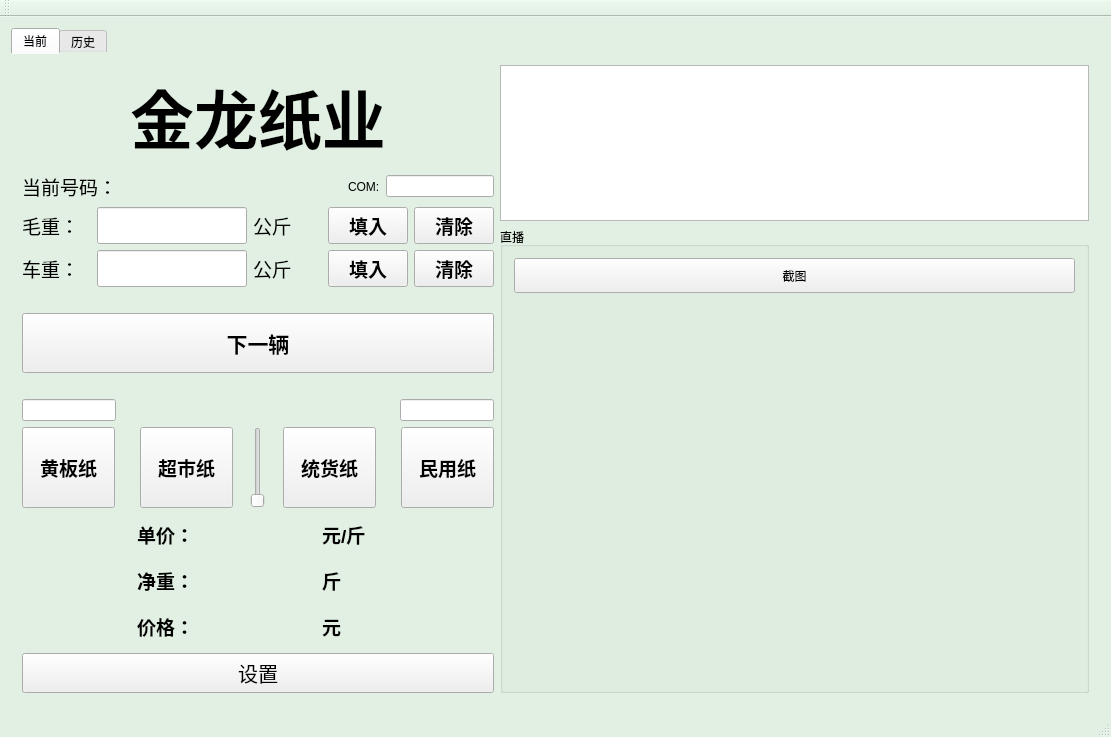
The window that wasterecycle.ui (ljhuan/WasteRecycle) describes before a commit, drawn with Qt 5.
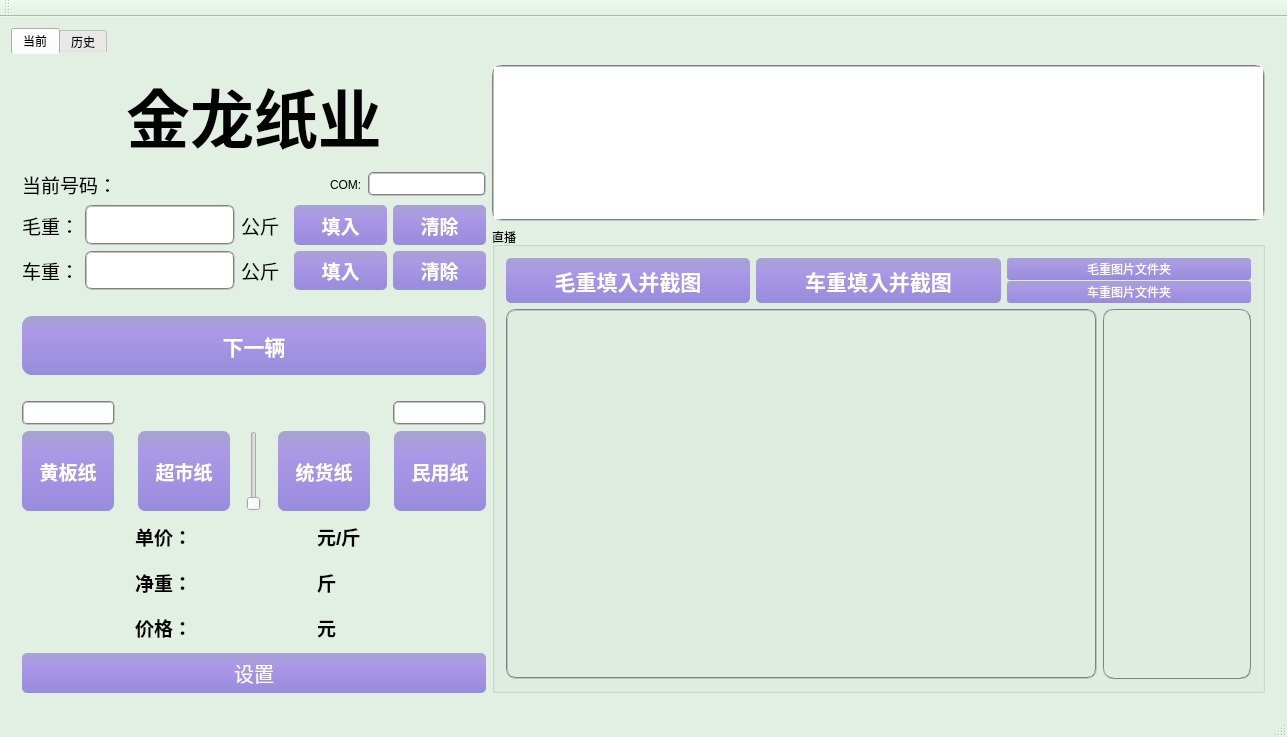
The same window after the commit.

Patch:
```diff
--- a/wasterecycle.ui
+++ b/wasterecycle.ui
@@ -9,7 +9,7 @@
    <rect>
     <x>0</x>
     <y>0</y>
-    <width>1111</width>
+    <width>1287</width>
     <height>737</height>
    </rect>
   </property>
@@ -103,7 +103,7 @@
        <attribute name="title">
         <string>当前</string>
        </attribute>
-       <layout class="QHBoxLayout" name="horizontalLayout_13" stretch="4,5">
+       <layout class="QHBoxLayout" name="horizontalLayout_13" stretch="3,5">
         <item>
          <layout class="QVBoxLayout" name="verticalLayout" stretch="5,2,2,2,1,3,1,2,4,2,2,2,2">
           <item>
@@ -176,12 +176,16 @@
              </widget>
             </item>
             <item>
-             <widget class="QLineEdit" name="le_com"/>
+             <widget class="QLineEdit" name="le_com">
+              <property name="styleSheet">
+               <string notr="true">border:2px groove gray;border-radius:5px;padding:2px 4px;</string>
+              </property>
+             </widget>
             </item>
            </layout>
           </item>
           <item>
-           <layout class="QHBoxLayout" name="horizontalLayout_4" stretch="1,3,1,0,1">
+           <layout class="QHBoxLayout" name="horizontalLayout_4" stretch="1,4,1,2,2">
             <item>
              <widget class="QLabel" name="label">
               <property name="sizePolicy">
@@ -232,6 +236,9 @@
                 <pointsize>14</pointsize>
                </font>
               </property>
+              <property name="styleSheet">
+               <string notr="true">border:2px groove gray;border-radius:7px;padding:2px 4px;</string>
+              </property>
               <property name="text">
                <string/>
               </property>
@@ -270,6 +277,18 @@
             </item>
             <item>
              <widget class="QPushButton" name="btn_rWrite">
+              <property name="sizePolicy">
+               <sizepolicy hsizetype="Minimum" vsizetype="Maximum">
+                <horstretch>0</horstretch>
+                <verstretch>0</verstretch>
+               </sizepolicy>
+              </property>
+              <property name="maximumSize">
+               <size>
+                <width>16777215</width>
+                <height>40</height>
+               </size>
+              </property>
               <property name="font">
                <font>
                 <family>Arial</family>
@@ -278,6 +297,29 @@
                 <bold>true</bold>
                </font>
               </property>
+              <property name="styleSheet">
+               <string notr="true">QPushButton{color: rgb(255, 255, 255);
+			background: qlineargradient(x1:0, y1:0, x2:0, y2:1, stop:0 rgb(166,164,208),stop:0.3 rgb(171,152,230), stop:1 rgb(152,140,220));
+            border:1px;
+            border-radius:5px;
+            padding:2px 4px;
+}
+QPushButton:hover{
+            color: rgb(255, 255, 255); 
+            background: qlineargradient(x1:0, y1:0, x2:0, y2:1, stop:0 rgb(130,120,226), stop:0.3 rgb(120,130,230), stop:1 rgb(125,140,226));
+            border:1px;
+            border-radius:5px;
+            padding:2px 4px;
+        }
+        QPushButton:pressed{
+            color: rgb(255, 255, 255);
+            background: qlineargradient(x1:0, y1:0, x2:0, y2:1, stop:0 rgb(240,156,121), stop:0.3 rgb(220,160,140), stop:1 rgb(230,140,120));
+            border:1px;
+            border-radius:5px;
+            padding:2px 4px;
+        }
+</string>
+              </property>
               <property name="text">
                <string>填入</string>
               </property>
@@ -285,6 +327,18 @@
             </item>
             <item>
              <widget class="QPushButton" name="btn_rClear">
+              <property name="sizePolicy">
+               <sizepolicy hsizetype="Minimum" vsizetype="Maximum">
+                <horstretch>0</horstretch>
+                <verstretch>0</verstretch>
+               </sizepolicy>
+              </property>
+              <property name="maximumSize">
+               <size>
+                <width>16777215</width>
+                <height>40</height>
+               </size>
+              </property>
               <property name="font">
                <font>
                 <family>Arial</family>
@@ -297,7 +351,29 @@
                <enum>Qt::ClickFocus</enum>
               </property>
               <property name="styleSheet">
-               <string notr="true"/>
+               <string notr="true">QPushButton{color: rgb(255, 255, 255);
+			background: qlineargradient(x1:0, y1:0, x2:0, y2:1, stop:0 rgb(166,164,208),stop:0.3 rgb(171,152,230), stop:1 rgb(152,140,220));
+            border:1px;
+            border-radius:5px;
+            padding:2px 4px;
+			width:67px;
+			heigt:34px;
+}
+QPushButton:hover{
+            color: rgb(255, 255, 255); 
+            background: qlineargradient(x1:0, y1:0, x2:0, y2:1, stop:0 rgb(130,120,226), stop:0.3 rgb(120,130,230), stop:1 rgb(125,140,226));
+            border:1px;
+            border-radius:5px;
+            padding:2px 4px; 
+        }
+        QPushButton:pressed{
+            color: rgb(255, 255, 255);
+            background: qlineargradient(x1:0, y1:0, x2:0, y2:1, stop:0 rgb(240,156,121), stop:0.3 rgb(220,160,140), stop:1 rgb(230,140,120));
+            border:1px;
+            border-radius:5px;
+            padding:2px 4px;
+        }
+</string>
               </property>
               <property name="text">
                <string>清除</string>
@@ -307,7 +383,7 @@
            </layout>
           </item>
           <item>
-           <layout class="QHBoxLayout" name="horizontalLayout_5" stretch="1,3,1,0,1">
+           <layout class="QHBoxLayout" name="horizontalLayout_5" stretch="1,4,1,2,2">
             <item>
              <widget class="QLabel" name="label_2">
               <property name="sizePolicy">
@@ -361,6 +437,9 @@
                 <pointsize>14</pointsize>
                </font>
               </property>
+              <property name="styleSheet">
+               <string notr="true">border:2px groove gray;border-radius:7px;padding:2px 4px;</string>
+              </property>
               <property name="text">
                <string/>
               </property>
@@ -396,6 +475,18 @@
             </item>
             <item>
              <widget class="QPushButton" name="btn_vWrite">
+              <property name="sizePolicy">
+               <sizepolicy hsizetype="Minimum" vsizetype="Maximum">
+                <horstretch>0</horstretch>
+                <verstretch>0</verstretch>
+               </sizepolicy>
+              </property>
+              <property name="maximumSize">
+               <size>
+                <width>16777215</width>
+                <height>40</height>
+               </size>
+              </property>
               <property name="font">
                <font>
                 <family>Arial</family>
@@ -404,6 +495,31 @@
                 <bold>true</bold>
                </font>
               </property>
+              <property name="styleSheet">
+               <string notr="true">QPushButton{color: rgb(255, 255, 255);
+			background: qlineargradient(x1:0, y1:0, x2:0, y2:1, stop:0 rgb(166,164,208),stop:0.3 rgb(171,152,230), stop:1 rgb(152,140,220));
+            border:1px;
+            border-radius:5px;
+            padding:2px 4px;
+			width:67px;
+			heigt:34px;
+}
+QPushButton:hover{
+            color: rgb(255, 255, 255); 
+            background: qlineargradient(x1:0, y1:0, x2:0, y2:1, stop:0 rgb(130,120,226), stop:0.3 rgb(120,130,230), stop:1 rgb(125,140,226));
+            border:1px;
+            border-radius:5px;
+            padding:2px 4px; 
+        }
+        QPushButton:pressed{
+            color: rgb(255, 255, 255);
+            background: qlineargradient(x1:0, y1:0, x2:0, y2:1, stop:0 rgb(240,156,121), stop:0.3 rgb(220,160,140), stop:1 rgb(230,140,120));
+            border:1px;
+            border-radius:5px;
+            padding:2px 4px;
+        }
+</string>
+              </property>
               <property name="text">
                <string>填入</string>
               </property>
@@ -411,6 +527,18 @@
             </item>
             <item>
              <widget class="QPushButton" name="btn_vClear">
+              <property name="sizePolicy">
+               <sizepolicy hsizetype="Minimum" vsizetype="Maximum">
+                <horstretch>0</horstretch>
+                <verstretch>0</verstretch>
+               </sizepolicy>
+              </property>
+              <property name="maximumSize">
+               <size>
+                <width>16777215</width>
+                <height>40</height>
+               </size>
+              </property>
               <property name="font">
                <font>
                 <family>Arial</family>
@@ -423,7 +551,29 @@
                <enum>Qt::ClickFocus</enum>
               </property>
               <property name="styleSheet">
-               <string notr="true"/>
+               <string notr="true">QPushButton{color: rgb(255, 255, 255);
+			background: qlineargradient(x1:0, y1:0, x2:0, y2:1, stop:0 rgb(166,164,208),stop:0.3 rgb(171,152,230), stop:1 rgb(152,140,220));
+            border:1px;
+            border-radius:5px;
+            padding:2px 4px;
+			width:67px;
+			heigt:34px;
+}
+QPushButton:hover{
+            color: rgb(255, 255, 255); 
+            background: qlineargradient(x1:0, y1:0, x2:0, y2:1, stop:0 rgb(130,120,226), stop:0.3 rgb(120,130,230), stop:1 rgb(125,140,226));
+            border:1px;
+            border-radius:5px;
+            padding:2px 4px; 
+        }
+        QPushButton:pressed{
+            color: rgb(255, 255, 255);
+            background: qlineargradient(x1:0, y1:0, x2:0, y2:1, stop:0 rgb(240,156,121), stop:0.3 rgb(220,160,140), stop:1 rgb(230,140,120));
+            border:1px;
+            border-radius:5px;
+            padding:2px 4px;
+        }
+</string>
               </property>
               <property name="text">
                <string>清除</string>
@@ -467,6 +617,29 @@
               <bold>true</bold>
              </font>
             </property>
+            <property name="styleSheet">
+             <string notr="true">QPushButton{color: rgb(255, 255, 255);
+			background: qlineargradient(x1:0, y1:0, x2:0, y2:1, stop:0 rgb(166,164,208),stop:0.3 rgb(171,152,230), stop:1 rgb(152,140,220));
+            border:1px;
+            border-radius:10px;
+            padding:2px 4px;
+}
+QPushButton:hover{
+            color: rgb(255, 255, 255); 
+            background: qlineargradient(x1:0, y1:0, x2:0, y2:1, stop:0 rgb(130,120,226), stop:0.3 rgb(120,130,230), stop:1 rgb(125,140,226));
+            border:1px;
+            border-radius:10px;
+            padding:2px 4px; 
+        }
+        QPushButton:pressed{
+            color: rgb(255, 255, 255);
+            background: qlineargradient(x1:0, y1:0, x2:0, y2:1, stop:0 rgb(240,156,121), stop:0.3 rgb(220,160,140), stop:1 rgb(230,140,120));
+            border:1px;
+            border-radius:10px;
+            padding:2px 4px;
+        }
+</string>
+            </property>
             <property name="text">
              <string>下一辆</string>
             </property>
@@ -498,6 +671,9 @@
               <property name="enabled">
                <bool>true</bool>
               </property>
+              <property name="styleSheet">
+               <string notr="true">border:2px groove gray;border-radius:5px;padding:2px 4px;</string>
+              </property>
               <property name="text">
                <string/>
               </property>
@@ -555,6 +731,9 @@
               <property name="enabled">
                <bool>true</bool>
               </property>
+              <property name="styleSheet">
+               <string notr="true">border:2px groove gray;border-radius:5px;padding:2px 4px;</string>
+              </property>
               <property name="alignment">
                <set>Qt::AlignCenter</set>
               </property>
@@ -581,6 +760,29 @@
                 <bold>true</bold>
                </font>
               </property>
+              <property name="styleSheet">
+               <string notr="true">QPushButton{color: rgb(255, 255, 255);
+			background: qlineargradient(x1:0, y1:0, x2:0, y2:1, stop:0 rgb(166,164,208),stop:0.3 rgb(171,152,230), stop:1 rgb(152,140,220));
+            border:1px;
+            border-radius:7px;
+            padding:2px 4px;
+}
+QPushButton:hover{
+            color: rgb(255, 255, 255); 
+            background: qlineargradient(x1:0, y1:0, x2:0, y2:1, stop:0 rgb(130,120,226), stop:0.3 rgb(120,130,230), stop:1 rgb(125,140,226));
+            border:1px;
+            border-radius:7px;
+            padding:2px 4px; 
+        }
+        QPushButton:pressed{
+            color: rgb(255, 255, 255);
+            background: qlineargradient(x1:0, y1:0, x2:0, y2:1, stop:0 rgb(240,156,121), stop:0.3 rgb(220,160,140), stop:1 rgb(230,140,120));
+            border:1px;
+            border-radius:7px;
+            padding:2px 4px;
+        }
+</string>
+              </property>
               <property name="text">
                <string>黄板纸</string>
               </property>
@@ -616,6 +818,29 @@
                 <bold>true</bold>
                </font>
               </property>
+              <property name="styleSheet">
+               <string notr="true">QPushButton{color: rgb(255, 255, 255);
+			background: qlineargradient(x1:0, y1:0, x2:0, y2:1, stop:0 rgb(166,164,208),stop:0.3 rgb(171,152,230), stop:1 rgb(152,140,220));
+            border:1px;
+            border-radius:7px;
+            padding:2px 4px;
+}
+QPushButton:hover{
+            color: rgb(255, 255, 255); 
+            background: qlineargradient(x1:0, y1:0, x2:0, y2:1, stop:0 rgb(130,120,226), stop:0.3 rgb(120,130,230), stop:1 rgb(125,140,226));
+            border:1px;
+            border-radius:7px;
+            padding:2px 4px; 
+        }
+        QPushButton:pressed{
+            color: rgb(255, 255, 255);
+            background: qlineargradient(x1:0, y1:0, x2:0, y2:1, stop:0 rgb(240,156,121), stop:0.3 rgb(220,160,140), stop:1 rgb(230,140,120));
+            border:1px;
+            border-radius:7px;
+            padding:2px 4px;
+        }
+</string>
+              </property>
               <property name="text">
                <string>超市纸</string>
               </property>
@@ -663,6 +888,29 @@
                 <bold>true</bold>
                </font>
               </property>
+              <property name="styleSheet">
+               <string notr="true">QPushButton{color: rgb(255, 255, 255);
+			background: qlineargradient(x1:0, y1:0, x2:0, y2:1, stop:0 rgb(166,164,208),stop:0.3 rgb(171,152,230), stop:1 rgb(152,140,220));
+            border:1px;
+            border-radius:7px;
+            padding:2px 4px;
+}
+QPushButton:hover{
+            color: rgb(255, 255, 255); 
+            background: qlineargradient(x1:0, y1:0, x2:0, y2:1, stop:0 rgb(130,120,226), stop:0.3 rgb(120,130,230), stop:1 rgb(125,140,226));
+            border:1px;
+            border-radius:7px;
+            padding:2px 4px; 
+        }
+        QPushButton:pressed{
+            color: rgb(255, 255, 255);
+            background: qlineargradient(x1:0, y1:0, x2:0, y2:1, stop:0 rgb(240,156,121), stop:0.3 rgb(220,160,140), stop:1 rgb(230,140,120));
+            border:1px;
+            border-radius:7px;
+            padding:2px 4px;
+        }
+</string>
+              </property>
               <property name="text">
                <string>统货纸</string>
               </property>
@@ -698,6 +946,29 @@
                 <bold>true</bold>
                </font>
               </property>
+              <property name="styleSheet">
+               <string notr="true">QPushButton{color: rgb(255, 255, 255);
+			background: qlineargradient(x1:0, y1:0, x2:0, y2:1, stop:0 rgb(166,164,208),stop:0.3 rgb(171,152,230), stop:1 rgb(152,140,220));
+            border:1px;
+            border-radius:7px;
+            padding:2px 4px;
+}
+QPushButton:hover{
+            color: rgb(255, 255, 255); 
+            background: qlineargradient(x1:0, y1:0, x2:0, y2:1, stop:0 rgb(130,120,226), stop:0.3 rgb(120,130,230), stop:1 rgb(125,140,226));
+            border:1px;
+            border-radius:7px;
+            padding:2px 4px; 
+        }
+        QPushButton:pressed{
+            color: rgb(255, 255, 255);
+            background: qlineargradient(x1:0, y1:0, x2:0, y2:1, stop:0 rgb(240,156,121), stop:0.3 rgb(220,160,140), stop:1 rgb(230,140,120));
+            border:1px;
+            border-radius:7px;
+            padding:2px 4px;
+        }
+</string>
+              </property>
               <property name="text">
                <string>民用纸</string>
               </property>
@@ -953,6 +1224,31 @@
               <pointsize>15</pointsize>
              </font>
             </property>
+            <property name="styleSheet">
+             <string notr="true">QPushButton{color: rgb(255, 255, 255);
+			background: qlineargradient(x1:0, y1:0, x2:0, y2:1, stop:0 rgb(166,164,208),stop:0.3 rgb(171,152,230), stop:1 rgb(152,140,220));
+            border:1px;
+            border-radius:5px;
+            padding:2px 4px;
+			width:67px;
+			heigt:34px;
+}
+QPushButton:hover{
+            color: rgb(255, 255, 255); 
+            background: qlineargradient(x1:0, y1:0, x2:0, y2:1, stop:0 rgb(130,120,226), stop:0.3 rgb(120,130,230), stop:1 rgb(125,140,226));
+            border:1px;
+            border-radius:5px;
+            padding:2px 4px; 
+        }
+        QPushButton:pressed{
+            color: rgb(255, 255, 255);
+            background: qlineargradient(x1:0, y1:0, x2:0, y2:1, stop:0 rgb(240,156,121), stop:0.3 rgb(220,160,140), stop:1 rgb(230,140,120));
+            border:1px;
+            border-radius:5px;
+            padding:2px 4px;
+        }
+</string>
+            </property>
             <property name="text">
              <string>设置</string>
             </property>
@@ -969,31 +1265,207 @@
         <item>
          <layout class="QVBoxLayout" name="verticalLayout_5" stretch="3,9">
           <item>
-           <widget class="QTableView" name="tableView_unloading"/>
+           <widget class="QTableView" name="tableView_unloading">
+            <property name="styleSheet">
+             <string notr="true">border:2px groove gray;border-radius:10px;padding:0px 0px;</string>
+            </property>
+           </widget>
           </item>
           <item>
            <widget class="QGroupBox" name="groupBox_2">
             <property name="title">
              <string>直播</string>
             </property>
-            <layout class="QVBoxLayout" name="verticalLayout_4">
+            <layout class="QVBoxLayout" name="verticalLayout_4" stretch="1,10">
              <item>
-              <layout class="QVBoxLayout" name="verticalLayout_3" stretch="1,11">
+              <layout class="QHBoxLayout" name="horizontalLayout_15">
                <item>
-                <widget class="QPushButton" name="pushButton_4">
+                <widget class="QPushButton" name="btn_roughWeightCapture">
                  <property name="sizePolicy">
                   <sizepolicy hsizetype="Minimum" vsizetype="Preferred">
                    <horstretch>0</horstretch>
                    <verstretch>0</verstretch>
                   </sizepolicy>
                  </property>
+                 <property name="font">
+                  <font>
+                   <family>Arial</family>
+                   <pointsize>16</pointsize>
+                   <weight>75</weight>
+                   <bold>true</bold>
+                  </font>
+                 </property>
+                 <property name="styleSheet">
+                  <string notr="true">QPushButton{color: rgb(255, 255, 255);
+			background: qlineargradient(x1:0, y1:0, x2:0, y2:1, stop:0 rgb(166,164,208),stop:0.3 rgb(171,152,230), stop:1 rgb(152,140,220));
+            border:1px;
+            border-radius:5px;
+            padding:2px 4px;
+}
+QPushButton:hover{
+            color: rgb(255, 255, 255); 
+            background: qlineargradient(x1:0, y1:0, x2:0, y2:1, stop:0 rgb(130,120,226), stop:0.3 rgb(120,130,230), stop:1 rgb(125,140,226));
+            border:1px;
+            border-radius:5px;
+            padding:2px 4px; 
+        }
+        QPushButton:pressed{
+            color: rgb(255, 255, 255);
+            background: qlineargradient(x1:0, y1:0, x2:0, y2:1, stop:0 rgb(240,156,121), stop:0.3 rgb(220,160,140), stop:1 rgb(230,140,120));
+            border:1px;
+            border-radius:5px;
+            padding:2px 4px;
+        }
+</string>
+                 </property>
                  <property name="text">
-                  <string>截图</string>
+                  <string>毛重填入并截图</string>
                  </property>
                 </widget>
                </item>
                <item>
-                <widget class="QWidget" name="widget" native="true"/>
+                <widget class="QPushButton" name="btn_vechileWeightCapture">
+                 <property name="sizePolicy">
+                  <sizepolicy hsizetype="Minimum" vsizetype="Preferred">
+                   <horstretch>0</horstretch>
+                   <verstretch>0</verstretch>
+                  </sizepolicy>
+                 </property>
+                 <property name="font">
+                  <font>
+                   <family>Arial</family>
+                   <pointsize>16</pointsize>
+                   <weight>75</weight>
+                   <bold>true</bold>
+                  </font>
+                 </property>
+                 <property name="styleSheet">
+                  <string notr="true">QPushButton{color: rgb(255, 255, 255);
+			background: qlineargradient(x1:0, y1:0, x2:0, y2:1, stop:0 rgb(166,164,208),stop:0.3 rgb(171,152,230), stop:1 rgb(152,140,220));
+            border:1px;
+            border-radius:5px;
+            padding:2px 4px;
+}
+QPushButton:hover{
+            color: rgb(255, 255, 255); 
+            background: qlineargradient(x1:0, y1:0, x2:0, y2:1, stop:0 rgb(130,120,226), stop:0.3 rgb(120,130,230), stop:1 rgb(125,140,226));
+            border:1px;
+            border-radius:5px;
+            padding:2px 4px; 
+        }
+        QPushButton:pressed{
+            color: rgb(255, 255, 255);
+            background: qlineargradient(x1:0, y1:0, x2:0, y2:1, stop:0 rgb(240,156,121), stop:0.3 rgb(220,160,140), stop:1 rgb(230,140,120));
+            border:1px;
+            border-radius:5px;
+            padding:2px 4px;
+        }
+</string>
+                 </property>
+                 <property name="text">
+                  <string>车重填入并截图</string>
+                 </property>
+                </widget>
+               </item>
+               <item>
+                <layout class="QVBoxLayout" name="verticalLayout_3">
+                 <property name="spacing">
+                  <number>1</number>
+                 </property>
+                 <item>
+                  <widget class="QPushButton" name="btn_openRoughWeightDir">
+                   <property name="sizePolicy">
+                    <sizepolicy hsizetype="Minimum" vsizetype="Preferred">
+                     <horstretch>0</horstretch>
+                     <verstretch>0</verstretch>
+                    </sizepolicy>
+                   </property>
+                   <property name="styleSheet">
+                    <string notr="true">QPushButton{color: rgb(255, 255, 255);
+			background: qlineargradient(x1:0, y1:0, x2:0, y2:1, stop:0 rgb(166,164,208),stop:0.3 rgb(171,152,230), stop:1 rgb(152,140,220));
+            border:1px;
+            border-radius:3px;
+            padding:2px 4px;
+}
+QPushButton:hover{
+            color: rgb(255, 255, 255); 
+            background: qlineargradient(x1:0, y1:0, x2:0, y2:1, stop:0 rgb(130,120,226), stop:0.3 rgb(120,130,230), stop:1 rgb(125,140,226));
+            border:1px;
+            border-radius:3px;
+            padding:2px 4px; 
+        }
+        QPushButton:pressed{
+            color: rgb(255, 255, 255);
+            background: qlineargradient(x1:0, y1:0, x2:0, y2:1, stop:0 rgb(240,156,121), stop:0.3 rgb(220,160,140), stop:1 rgb(230,140,120));
+            border:1px;
+            border-radius:3px;
+            padding:2px 4px;
+        }
+</string>
+                   </property>
+                   <property name="text">
+                    <string>毛重图片文件夹</string>
+                   </property>
+                  </widget>
+                 </item>
+                 <item>
+                  <widget class="QPushButton" name="btn_openVehicleWeightDir">
+                   <property name="sizePolicy">
+                    <sizepolicy hsizetype="Minimum" vsizetype="Preferred">
+                     <horstretch>0</horstretch>
+                     <verstretch>0</verstretch>
+                    </sizepolicy>
+                   </property>
+                   <property name="styleSheet">
+                    <string notr="true">QPushButton{color: rgb(255, 255, 255);
+			background: qlineargradient(x1:0, y1:0, x2:0, y2:1, stop:0 rgb(166,164,208),stop:0.3 rgb(171,152,230), stop:1 rgb(152,140,220));
+            border:1px;
+            border-radius:3px;
+            padding:2px 4px;
+}
+QPushButton:hover{
+            color: rgb(255, 255, 255); 
+            background: qlineargradient(x1:0, y1:0, x2:0, y2:1, stop:0 rgb(130,120,226), stop:0.3 rgb(120,130,230), stop:1 rgb(125,140,226));
+            border:1px;
+            border-radius:3px;
+            padding:2px 4px; 
+        }
+        QPushButton:pressed{
+            color: rgb(255, 255, 255);
+            background: qlineargradient(x1:0, y1:0, x2:0, y2:1, stop:0 rgb(240,156,121), stop:0.3 rgb(220,160,140), stop:1 rgb(230,140,120));
+            border:1px;
+            border-radius:3px;
+            padding:2px 4px;
+        }
+</string>
+                   </property>
+                   <property name="text">
+                    <string>车重图片文件夹</string>
+                   </property>
+                  </widget>
+                 </item>
+                </layout>
+               </item>
+              </layout>
+             </item>
+             <item>
+              <layout class="QHBoxLayout" name="horizontalLayout_14" stretch="4,1">
+               <item>
+                <widget class="QWidget" name="w_playWindow" native="true">
+                 <property name="styleSheet">
+                  <string notr="true">border:2px groove gray;border-radius:10px;padding:2px 4px;</string>
+                 </property>
+                </widget>
+               </item>
+               <item>
+                <widget class="QTabWidget" name="tw_devices">
+                 <property name="styleSheet">
+                  <string notr="true">border:1px groove gray;border-radius:10px;padding:0px 0px;</string>
+                 </property>
+                 <property name="currentIndex">
+                  <number>-1</number>
+                 </property>
+                </widget>
                </item>
               </layout>
              </item>
```
Left out of the diff: 112 changed lines with no effect on the pictures.
